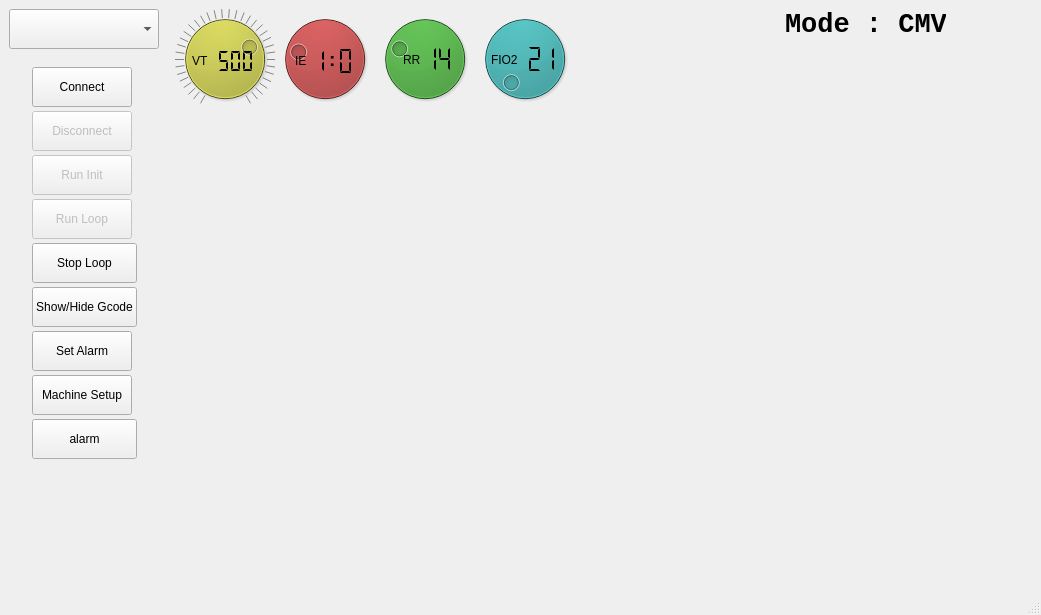
Before: the Qt Designer form VentUI.ui in jibonaronno/Rhythm, drawn with Qt 5.
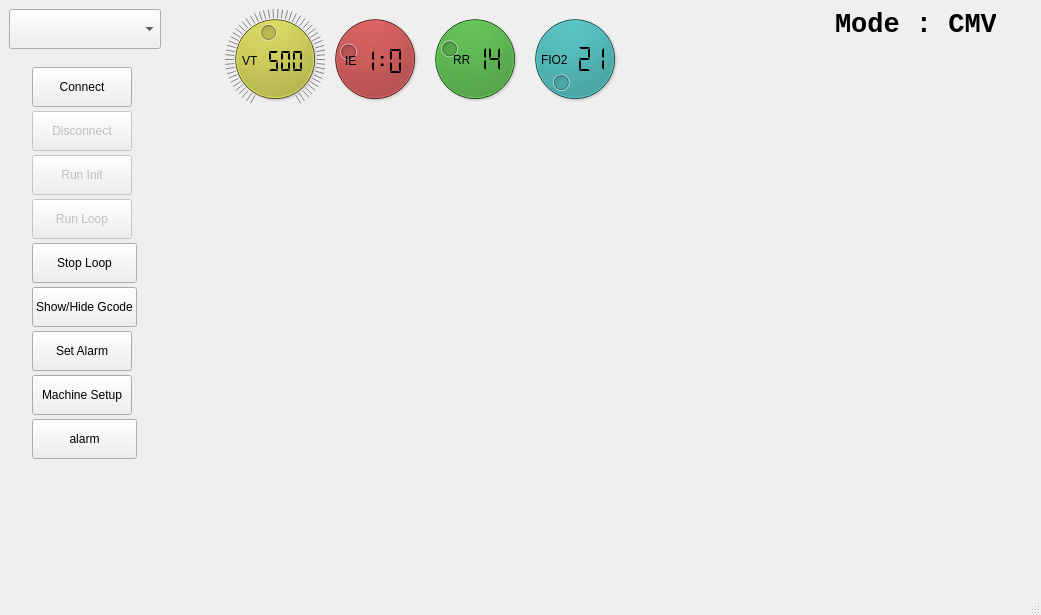
After: the same form once the commit is applied.

Patch:
```diff
--- a/VentUI.ui
+++ b/VentUI.ui
@@ -18,6 +18,32 @@
     <item row="0" column="0">
      <layout class="QHBoxLayout" name="horizontalLayout">
       <item>
+       <widget class="QStackedWidget" name="stackedWidget_2">
+        <property name="minimumSize">
+         <size>
+          <width>200</width>
+          <height>0</height>
+         </size>
+        </property>
+        <property name="maximumSize">
+         <size>
+          <width>200</width>
+          <height>16777215</height>
+         </size>
+        </property>
+        <property name="currentIndex">
+         <number>0</number>
+        </property>
+        <widget class="QWidget" name="page_8">
+         <widget class="QWidget" name="">
+          <property name="geometry">
+           <rect>
+            <x>0</x>
+            <y>0</y>
+            <width>152</width>
+            <height>574</height>
+           </rect>
+          </property>
        <layout class="QVBoxLayout" name="verticalLayout">
         <item>
          <widget class="QComboBox" name="modecombobox">
@@ -448,6 +474,10 @@
          </spacer>
         </item>
        </layout>
+         </widget>
+        </widget>
+        <widget class="QWidget" name="page_9"/>
+       </widget>
       </item>
       <item>
        <layout class="QVBoxLayout" name="verticalLayout_2">
@@ -487,7 +517,7 @@
                <number>250</number>
               </property>
               <property name="maximum">
-               <number>600</number>
+               <number>800</number>
               </property>
               <property name="value">
                <number>500</number>
```
Lines whose indentation alone changed are shown as unchanged.
